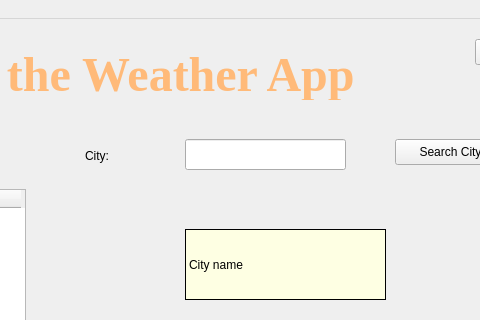
melikkekaya/Weather_App, file weather_main.ui: the form before one commit; both pictures show x 425 to 905 and y 0 to 320 of the 1000 by 750 pixel window.
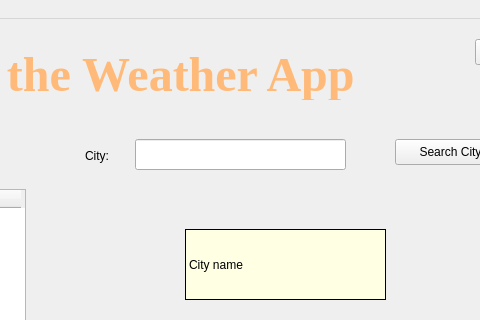
The form after the commit. Icons and pictures are not drawn.

What changed in the file:
```diff
--- a/weather_main.ui
+++ b/weather_main.ui
@@ -289,9 +289,9 @@
    <widget class="QLineEdit" name="main_linedit_city">
     <property name="geometry">
      <rect>
-      <x>610</x>
+      <x>560</x>
       <y>120</y>
-      <width>161</width>
+      <width>211</width>
       <height>31</height>
      </rect>
     </property>
```
